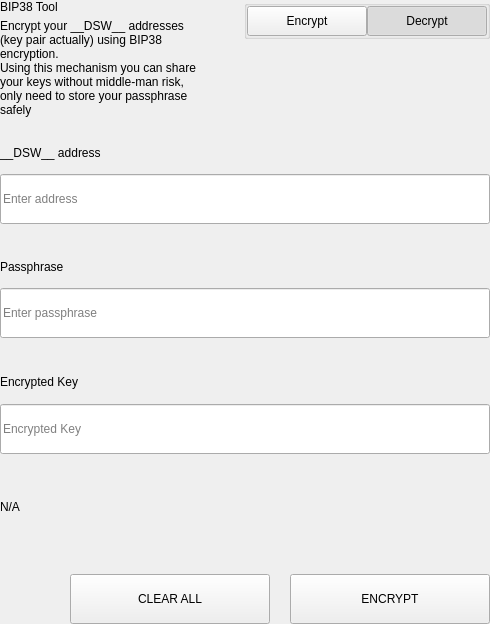
Qt form src/qt/pivx/settings/forms/settingsbittoolwidget.ui (decenomy/DSW) before a commit.
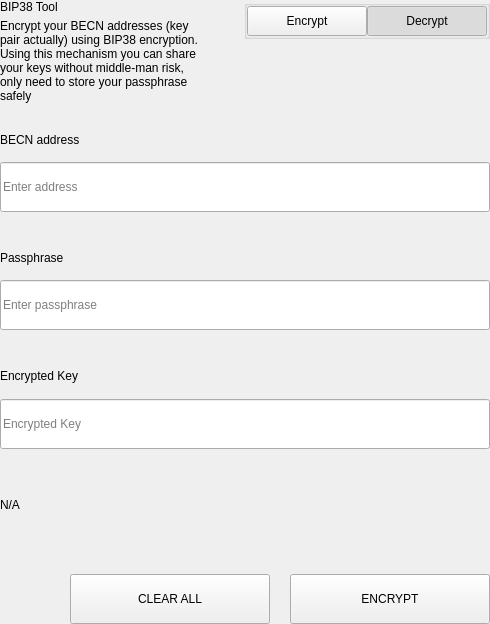
The same form after that commit.

Commit message: Replace standard coin unit __DSW__ by BECN (8)

```diff
--- a/src/qt/pivx/settings/forms/settingsbittoolwidget.ui
+++ b/src/qt/pivx/settings/forms/settingsbittoolwidget.ui
@@ -69,7 +69,7 @@
             <item>
              <widget class="QLabel" name="labelSubtitle1">
               <property name="text">
-               <string>Encrypt your __DSW__ addresses (key pair actually) using BIP38 encryption.
+               <string>Encrypt your BECN addresses (key pair actually) using BIP38 encryption.
 Using this mechanism you can share your keys without middle-man risk, only need to store your passphrase safely</string>
               </property>
               <property name="wordWrap">
@@ -657,7 +657,7 @@
                   </size>
                  </property>
                  <property name="text">
-                  <string>__DSW__ address</string>
+                  <string>BECN address</string>
                  </property>
                 </widget>
                </item>
```
The commit also changes 9 other files.
